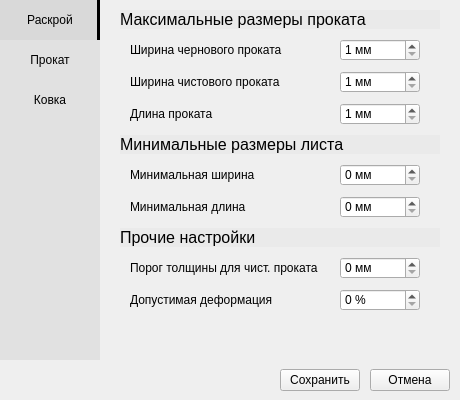
NikMatyukhin/ingot-calculation, file gui/settings.ui: the form before one commit.
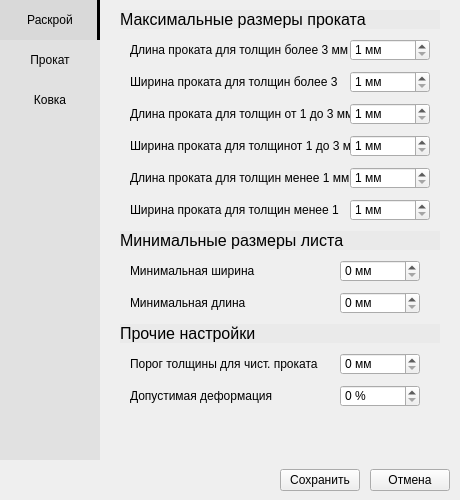
The form after the commit. The open tabs and pages were chosen to show the change. Icons and pictures are not drawn.

Commit message: :snake: добавляение настроек размеров для толщин в интерфейс

The edit to the form file:
```diff
--- a/gui/settings.ui
+++ b/gui/settings.ui
@@ -7,7 +7,7 @@
     <x>0</x>
     <y>0</y>
     <width>460</width>
-    <height>400</height>
+    <height>500</height>
    </rect>
   </property>
   <property name="sizePolicy">
@@ -19,13 +19,13 @@
   <property name="minimumSize">
    <size>
     <width>460</width>
-    <height>400</height>
+    <height>500</height>
    </size>
   </property>
   <property name="maximumSize">
    <size>
     <width>460</width>
-    <height>400</height>
+    <height>500</height>
    </size>
   </property>
   <property name="windowTitle">
@@ -759,19 +759,19 @@
                  <height>0</height>
                 </size>
                </property>
-               <property name="maximumSize">
-                <size>
-                 <width>180</width>
-                 <height>16777215</height>
-                </size>
-               </property>
                <property name="text">
-                <string>Ширина чернового проката</string>
+                <string>Длина проката для толщин более 3 мм</string>
                </property>
               </widget>
              </item>
              <item row="0" column="1">
-              <widget class="QSpinBox" name="max_rough_width">
+              <widget class="QSpinBox" name="length_large">
+               <property name="minimumSize">
+                <size>
+                 <width>80</width>
+                 <height>0</height>
+                </size>
+               </property>
                <property name="maximumSize">
                 <size>
                  <width>80</width>
@@ -804,7 +804,7 @@
                 </size>
                </property>
                <property name="text">
-                <string>Ширина чистового проката</string>
+                <string>Ширина проката для толщин более 3 мм</string>
                </property>
               </widget>
              </item>
@@ -828,26 +828,110 @@
               </widget>
              </item>
              <item row="2" column="0">
-              <widget class="QLabel" name="max_length_label">
-               <property name="minimumSize">
-                <size>
-                 <width>210</width>
-                 <height>0</height>
-                </size>
-               </property>
-               <property name="maximumSize">
-                <size>
-                 <width>180</width>
-                 <height>16777215</height>
-                </size>
-               </property>
+              <widget class="QLabel" name="length_medium_label">
                <property name="text">
-                <string>Длина проката</string>
+                <string>Длина проката для толщин от 1 до 3 мм</string>
                </property>
               </widget>
              </item>
              <item row="2" column="1">
-              <widget class="QSpinBox" name="max_length">
+              <widget class="QSpinBox" name="length_medium">
+               <property name="minimumSize">
+                <size>
+                 <width>80</width>
+                 <height>0</height>
+                </size>
+               </property>
+               <property name="maximumSize">
+                <size>
+                 <width>80</width>
+                 <height>16777215</height>
+                </size>
+               </property>
+               <property name="suffix">
+                <string> мм</string>
+               </property>
+               <property name="minimum">
+                <number>1</number>
+               </property>
+               <property name="maximum">
+                <number>3000</number>
+               </property>
+              </widget>
+             </item>
+             <item row="3" column="0">
+              <widget class="QLabel" name="width_medium_label">
+               <property name="text">
+                <string>Ширина проката для толщинот 1 до 3 мм</string>
+               </property>
+              </widget>
+             </item>
+             <item row="3" column="1">
+              <widget class="QSpinBox" name="width_medium">
+               <property name="maximumSize">
+                <size>
+                 <width>80</width>
+                 <height>16777215</height>
+                </size>
+               </property>
+               <property name="suffix">
+                <string> мм</string>
+               </property>
+               <property name="minimum">
+                <number>1</number>
+               </property>
+               <property name="maximum">
+                <number>3000</number>
+               </property>
+              </widget>
+             </item>
+             <item row="4" column="0">
+              <widget class="QLabel" name="length_small_label">
+               <property name="text">
+                <string>Длина проката для толщин менее 1 мм</string>
+               </property>
+              </widget>
+             </item>
+             <item row="4" column="1">
+              <widget class="QSpinBox" name="length_small">
+               <property name="maximumSize">
+                <size>
+                 <width>80</width>
+                 <height>16777215</height>
+                </size>
+               </property>
+               <property name="suffix">
+                <string> мм</string>
+               </property>
+               <property name="minimum">
+                <number>1</number>
+               </property>
+               <property name="maximum">
+                <number>3000</number>
+               </property>
+              </widget>
+             </item>
+             <item row="5" column="0">
+              <widget class="QLabel" name="width_small_label">
+               <property name="minimumSize">
+                <size>
+                 <width>210</width>
+                 <height>0</height>
+                </size>
+               </property>
+               <property name="maximumSize">
+                <size>
+                 <width>180</width>
+                 <height>16777215</height>
+                </size>
+               </property>
+               <property name="text">
+                <string>Ширина проката для толщин менее 1 мм</string>
+               </property>
+              </widget>
+             </item>
+             <item row="5" column="1">
+              <widget class="QSpinBox" name="width_small">
                <property name="maximumSize">
                 <size>
                  <width>80</width>
```
Left out of the diff: 14 changed lines with no effect on the pictures. The commit also changes 3 other files.
